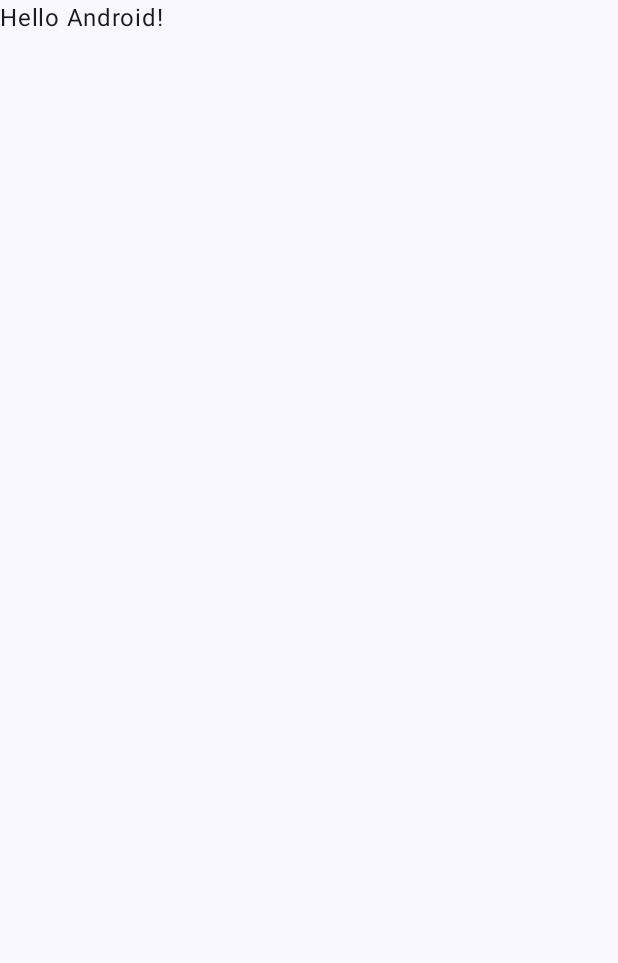
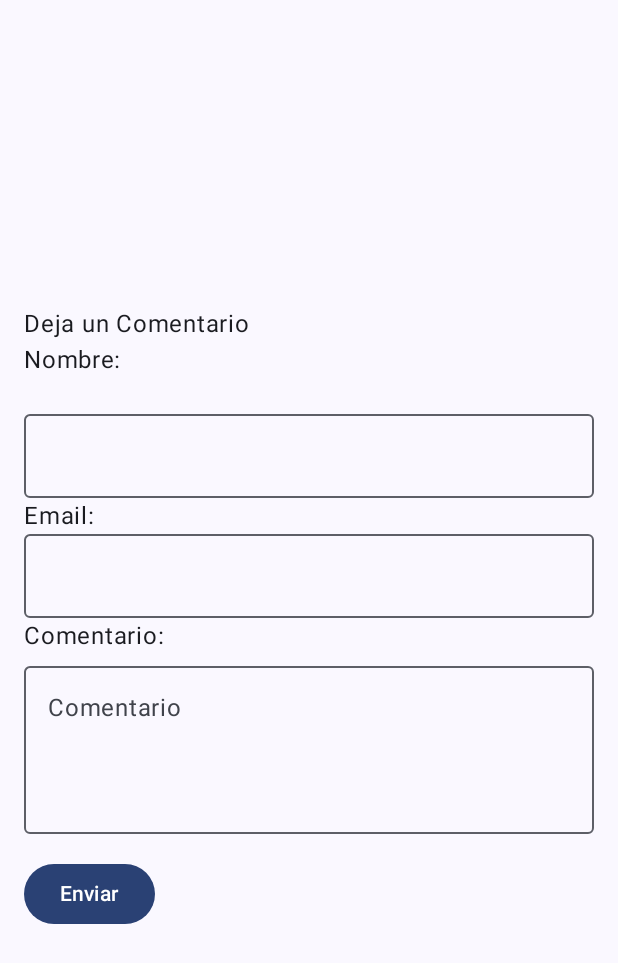
Before and after one commit to LuisGM875/Programacion_Para_Moviles, an Android app built with Jetpack Compose: the screen it shows after launch (MainActivity), on a phone screen of 412 x 824 dp. Before the commit the part shown is almost empty. Shown: the top 963 px of the screen. Run offline under Robolectric (Android 15) with nearby library versions, the phone set to English and light mode, and no system bars.

Commit message:
feat: Add feedback form in MainActivity

```diff
--- a/app/src/main/java/com/example/programacion_para_moviles/MainActivity.kt
+++ b/app/src/main/java/com/example/programacion_para_moviles/MainActivity.kt
@@ -4,13 +4,23 @@ import android.os.Bundle
 import androidx.activity.ComponentActivity
 import androidx.activity.compose.setContent
 import androidx.activity.enableEdgeToEdge
+import androidx.compose.foundation.layout.Arrangement
+import androidx.compose.foundation.layout.Column
 import androidx.compose.foundation.layout.fillMaxSize
+import androidx.compose.foundation.layout.fillMaxWidth
+import androidx.compose.foundation.layout.height
 import androidx.compose.foundation.layout.padding
+import androidx.compose.foundation.text.KeyboardOptions
+import androidx.compose.material3.Button
+import androidx.compose.material3.MaterialTheme
+import androidx.compose.material3.OutlinedTextField
 import androidx.compose.material3.Scaffold
 import androidx.compose.material3.Text
 import androidx.compose.runtime.Composable
 import androidx.compose.ui.Modifier
+import androidx.compose.ui.text.input.KeyboardType
 import androidx.compose.ui.tooling.preview.Preview
+import androidx.compose.ui.unit.dp
 import com.example.programacion_para_moviles.ui.theme.Programacion_Para_MovilesTheme
 
 class MainActivity : ComponentActivity() {
@@ -32,10 +42,46 @@ class MainActivity : ComponentActivity() {
 
 @Composable
 fun Greeting(name: String, modifier: Modifier = Modifier) {
-    Text(
-        text = "Hello $name!",
-        modifier = modifier
-    )
+    Column(
+        modifier = Modifier
+            .fillMaxSize()
+            .fillMaxWidth()
+            .padding(16.dp),
+        verticalArrangement = Arrangement.Center
+    ) {
+        Text(text = "Deja un Comentario")
+        Text(text = "Nombre:")
+        Text(text= " ")
+        OutlinedTextField(
+            value = "",
+            onValueChange = {  },
+            modifier = Modifier.fillMaxWidth(),
+        )
+        Text(text = "Email:")
+        OutlinedTextField(
+            value = "",
+            onValueChange = {  },
+            keyboardOptions = KeyboardOptions(keyboardType = KeyboardType.Email),
+            modifier = Modifier.fillMaxWidth(),
+        )
+        Text(text = "Comentario:")
+        OutlinedTextField(
+            value = "",
+            onValueChange = {  },
+            label = { Text("Comentario") },
+            modifier = Modifier
+                .fillMaxWidth()
+                .height(120.dp),
+            maxLines = 4
+        )
+        Button(
+            onClick = { },
+            modifier = Modifier
+                .padding(top = 16.dp)
+        ) {
+            Text(text = "Enviar")
+        }
+    }
 }
 
 @Preview(showBackground = true)
```
